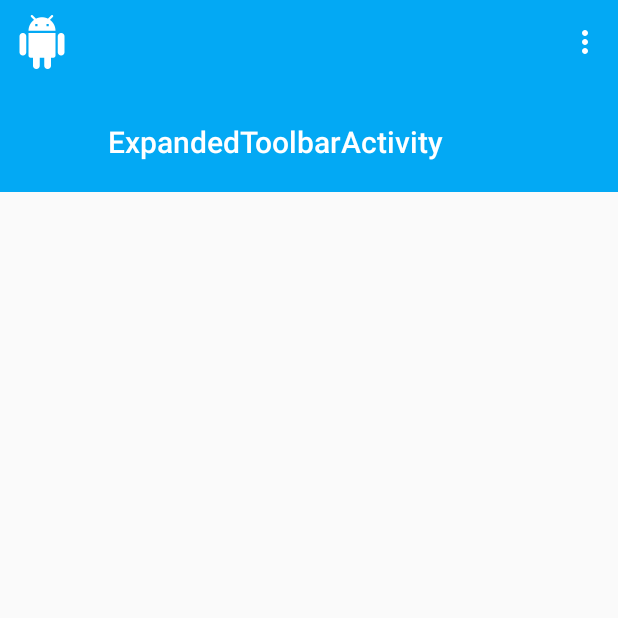
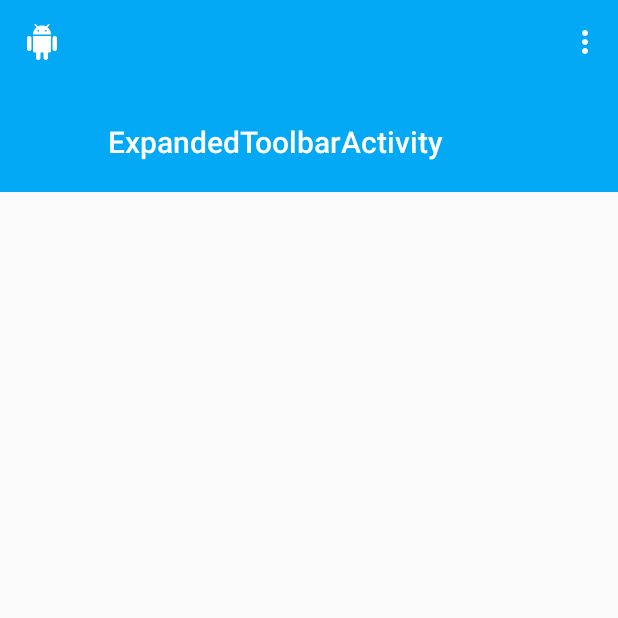
Before and after one commit to takahirom/ToolbarSamples, an Android app: the ExpandedToolbarActivity screen opened directly, with no data from a screen before it, on a phone screen of 412 x 824 dp, the top half of it. Run offline under Robolectric (Android 15) with nearby library versions, the phone set to English and light mode, and no system bars.

Commit message:
adjust image size

```diff
--- a/app/src/main/res/layout/activity_expanded_toolbar.xml
+++ b/app/src/main/res/layout/activity_expanded_toolbar.xml
@@ -13,7 +13,7 @@
         android:gravity="bottom"
         android:minHeight="?attr/actionBarSize"
         android:paddingBottom="16dp"
-        app:navigationIcon="@drawable/ic_android_white_36dp"
+        app:navigationIcon="@drawable/ic_android_white_24dp"
         app:popupTheme="@style/Theme.AppCompat.Light">
 
     </android.support.v7.widget.Toolbar>
```
Also changed, not shown: app/src/main/res/drawable-hdpi/ic_android_white_24dp.png (renamed from app/src/main/res/drawable-mdpi/ic_android_white_36dp.png), app/src/main/res/drawable-hdpi/ic_android_white_36dp.png (deleted), app/src/main/res/drawable-mdpi/ic_android_white_24dp.png (added), app/src/main/res/drawable-xhdpi/ic_android_white_24dp.png (added), app/src/main/res/drawable-xxhdpi/ic_android_white_24dp.png (renamed from app/src/main/res/drawable-xhdpi/ic_android_white_36dp.png), app/src/main/res/drawable-xxhdpi/ic_android_white_36dp.png (deleted).
